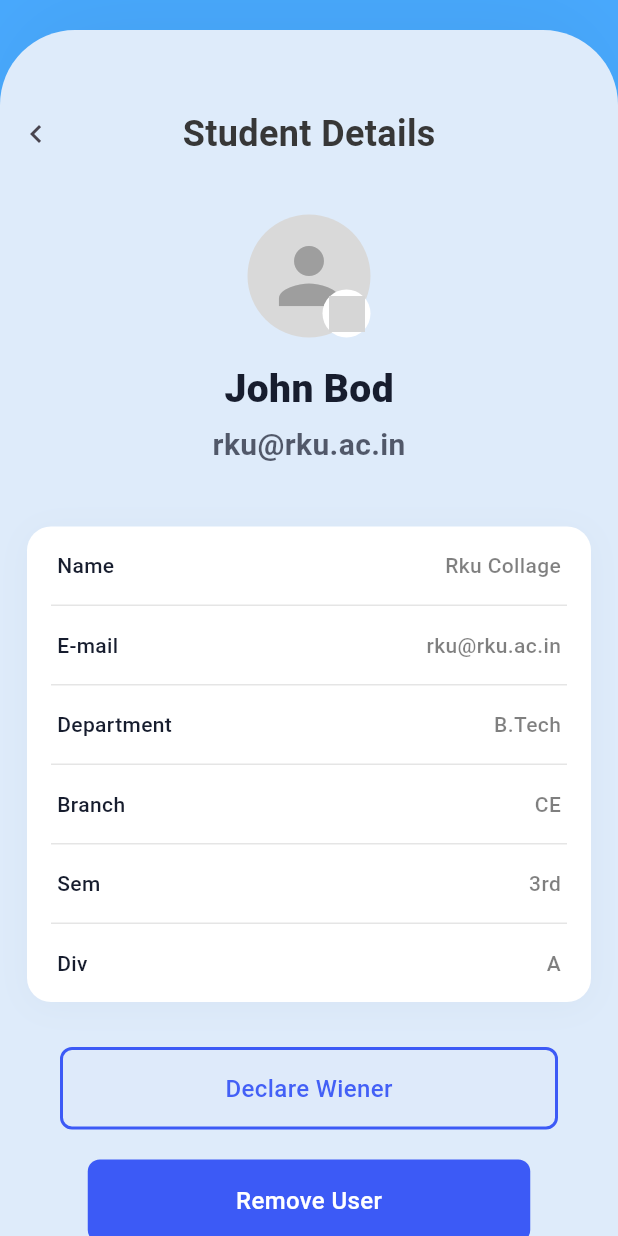
After one commit to durgesh-kanzariya/TechnoPlanet_Demo_Pages, a Flutter app: the StudentDetails screen opened directly, on a phone screen of 412 x 824 dp. The commit adds this screen. Run offline on Flutter 3.47's test engine with Material 3 defaults, Android fonts, the phone set to English and light mode, and no system bars; network calls fail; Roboto replaces fonts that are missing (Outfit); grey boxes are pictures that could not be loaded.

Commit message:
updated and added student details page

```diff
--- a/lib/main.dart
+++ b/lib/main.dart
@@ -13,10 +13,7 @@ class FigmaToCodeApp extends StatelessWidget {
     return MaterialApp(
       debugShowCheckedModeBanner: false,
       theme: ThemeData.light().copyWith(scaffoldBackgroundColor: Colors.white),
-      home: Scaffold(
-        backgroundColor: Colors.white,
-        body: SingleChildScrollView(child: Login()),
-      ),
+      home: Login(),
     );
   }
 }
--- a/lib/registration.dart
+++ b/lib/registration.dart
@@ -269,14 +269,21 @@ class _RegistrationState extends State<Registration>
         color: const Color(0xFFF3F4F7),
         borderRadius: BorderRadius.circular(50),
       ),
-      child: Stack(
+      child: LayoutBuilder(
+        builder: (context, constraints) {
+          final totalWidth = constraints.maxWidth;
+          final tabWidth = totalWidth / 2;
+          final whiteBackgroundWidth =
+              tabWidth - 8; // Account for 4px margin on each side
+
+          return Stack(
             children: [
               AnimatedPositioned(
                 duration: const Duration(milliseconds: 300),
-            left: 170,
+                left: tabWidth + 4,
                 top: 4,
                 child: Container(
-              width: 190,
+                  width: whiteBackgroundWidth,
                   height: 42,
                   decoration: BoxDecoration(
                     color: Colors.white,
@@ -323,6 +330,8 @@ class _RegistrationState extends State<Registration>
                 ],
               ),
             ],
+          );
+        },
       ),
     );
   }
--- /dev/null
+++ b/lib/student_details.dart
@@ -0,0 +1,275 @@
+import 'package:flutter/material.dart';
+
+class StudentDetails extends StatelessWidget {
+  const StudentDetails({super.key});
+
+  @override
+  Widget build(BuildContext context) {
+    return Scaffold(
+      body: Container(
+        color: const Color(0xFF49AAFF),
+        child: Column(
+          children: [
+            SizedBox(height: 10.0),
+            // Main content
+            Expanded(
+              child: Container(
+                margin: const EdgeInsets.only(top: 10),
+                decoration: const BoxDecoration(
+                  color: Color(0xFFDEEBFA),
+                  borderRadius: BorderRadius.only(
+                    topLeft: Radius.circular(50),
+                    topRight: Radius.circular(50),
+                  ),
+                  boxShadow: [
+                    BoxShadow(
+                      color: Color(0x0D000000),
+                      blurRadius: 60,
+                      offset: Offset(0, -20),
+                    ),
+                  ],
+                ),
+                child: SingleChildScrollView(
+                  child: Column(
+                    children: [
+                      Container(
+                        padding: const EdgeInsets.only(top: 45),
+                        child: Row(
+                          mainAxisAlignment: MainAxisAlignment.center,
+                          children: [
+                            // Back button aligned to left
+                            Positioned(
+                              left: 0,
+                              child: IconButton(
+                                icon: const Icon(Icons.chevron_left),
+                                onPressed: () => Navigator.pop(context),
+                              ),
+                            ),
+
+                            // Centered title text
+                            const Expanded(
+                              child: Center(
+                                child: Text(
+                                  'Student Details',
+                                  style: TextStyle(
+                                    color: Color(0xFF373737),
+                                    fontSize: 24,
+                                    fontFamily: 'Outfit',
+                                    fontWeight: FontWeight.bold,
+                                  ),
+                                ),
+                              ),
+                            ),
+
+                            // Invisible spacer to balance the row
+                            const Opacity(
+                              opacity: 0,
+                              child: IconButton(
+                                icon: Icon(Icons.chevron_left),
+                                onPressed: null,
+                              ),
+                            ),
+                          ],
+                        ),
+                      ),
+                      // Profile section
+                      _buildProfileSection(),
+
+                      // Details card
+                      _buildDetailsCard(),
+
+                      // Input field
+                      _buildInputField(),
+
+                      // Remove User button
+                      _buildRemoveButton(),
+
+                      // Bottom spacer
+                      const SizedBox(height: 20),
+                    ],
+                  ),
+                ),
+              ),
+            ),
+          ],
+        ),
+      ),
+    );
+  }
+
+  Widget _buildProfileSection() {
+    return Padding(
+      padding: const EdgeInsets.only(top: 30),
+      child: Column(
+        children: [
+          Stack(
+            alignment: Alignment.bottomRight,
+            children: [
+              const CircleAvatar(
+                radius: 41,
+                backgroundColor: Color(0xFFD9D9D9),
+                child: Icon(Icons.person, size: 60, color: Colors.grey),
+              ),
+              Container(
+                padding: const EdgeInsets.all(4),
+                decoration: BoxDecoration(
+                  color: Colors.white,
+                  borderRadius: BorderRadius.circular(20),
+                ),
+                child: Container(
+                  width: 24,
+                  height: 24,
+                  decoration: const BoxDecoration(
+                    image: DecorationImage(
+                      image: NetworkImage("https://example.com/edit.png"),
+                      fit: BoxFit.cover,
+                    ),
+                  ),
+                ),
+              ),
+            ],
+          ),
+          const SizedBox(height: 16),
+          const Text(
+            'John Bod',
+            style: TextStyle(
+              color: Color(0xFF171D2E),
+              fontSize: 26,
+              fontFamily: 'Outfit',
+              fontWeight: FontWeight.w900,
+            ),
+          ),
+          const SizedBox(height: 4),
+          const Text(
+            'rku@rku.ac.in',
+            style: TextStyle(
+              color: Color(0xB5171C2E),
+              fontSize: 20,
+              fontFamily: 'Outfit',
+              fontWeight: FontWeight.bold,
+            ),
+          ),
+          const SizedBox(height: 20),
+        ],
+      ),
+    );
+  }
+
+  Widget _buildDetailsCard() {
+    return Container(
+      margin: const EdgeInsets.symmetric(horizontal: 18, vertical: 20),
+      decoration: BoxDecoration(
+        color: Colors.white,
+        borderRadius: BorderRadius.circular(16),
+        boxShadow: const [
+          BoxShadow(
+            color: Color(0x44C4D3E5),
+            blurRadius: 19,
+            offset: Offset(0, 3),
+          ),
+        ],
+      ),
+      child: Column(
+        children: [
+          _buildDetailRow('Name', 'Rku Collage'),
+          _buildDivider(),
+          _buildDetailRow('E-mail', 'rku@rku.ac.in'),
+          _buildDivider(),
+          _buildDetailRow('Department', 'B.Tech'),
+          _buildDivider(),
+          _buildDetailRow('Branch', 'CE'),
+          _buildDivider(),
+          _buildDetailRow('Sem', '3rd'),
+          _buildDivider(),
+          _buildDetailRow('Div', 'A'),
+        ],
+      ),
+    );
+  }
+
+  Widget _buildDetailRow(String title, String value) {
+    return Padding(
+      padding: const EdgeInsets.symmetric(horizontal: 20, vertical: 16),
+      child: Row(
+        mainAxisAlignment: MainAxisAlignment.spaceBetween,
+        children: [
+          Text(
+            title,
+            style: const TextStyle(
+              color: Color(0xFF171D2E),
+              fontSize: 14,
+              fontFamily: 'Outfit',
+              fontWeight: FontWeight.w500,
+            ),
+          ),
+          Text(
+            value,
+            style: TextStyle(
+              color: Colors.black.withOpacity(0.5),
+              fontSize: 14,
+              fontFamily: 'Outfit',
+              fontWeight: FontWeight.w500,
+            ),
+          ),
+        ],
+      ),
+    );
+  }
+
+  Widget _buildDivider() {
+    return Container(
+      height: 1,
+      margin: const EdgeInsets.symmetric(horizontal: 16),
+      color: Colors.black.withOpacity(0.1),
+    );
+  }
+
+  Widget _buildInputField() {
+    return Container(
+      margin: const EdgeInsets.symmetric(horizontal: 40, vertical: 10),
+      padding: const EdgeInsets.symmetric(horizontal: 16, vertical: 14),
+      decoration: BoxDecoration(
+        color: const Color(0xFFDEEAFA),
+        borderRadius: BorderRadius.circular(8),
+        border: Border.all(color: const Color(0xFF3C5AF6), width: 2),
+      ),
+      child: Row(
+        mainAxisAlignment: MainAxisAlignment.center,
+        children: [
+          Text(
+            'Declare Wiener',
+            style: TextStyle(
+              color: Color(0xF43C5AF6),
+              fontSize: 16,
+              fontFamily: 'Outfit',
+              fontWeight: FontWeight.w500,
+            ),
+          ),
+        ],
+      ),
+    );
+  }
+
+  Widget _buildRemoveButton() {
+    return Container(
+      width: 295,
+      margin: const EdgeInsets.symmetric(horizontal: 40, vertical: 10),
+      padding: const EdgeInsets.symmetric(vertical: 16),
+      decoration: BoxDecoration(
+        color: const Color(0xFF3C5AF6),
+        borderRadius: BorderRadius.circular(8),
+      ),
+      child: const Center(
+        child: Text(
+          'Remove User',
+          style: TextStyle(
+            color: Colors.white,
+            fontSize: 16,
+            fontFamily: 'Outfit',
+            fontWeight: FontWeight.w500,
+          ),
+        ),
+      ),
+    );
+  }
+}
```
Lines whose indentation alone changed are shown as unchanged.
